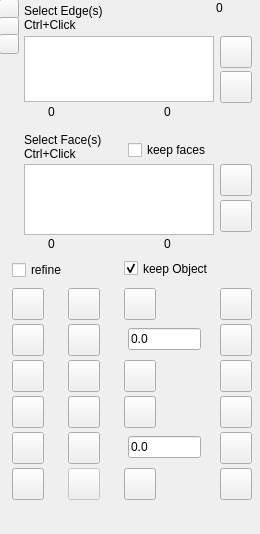
The window that DefeaturingTools.ui (easyw/Defeaturing_WB) describes before a commit, drawn with Qt 5.
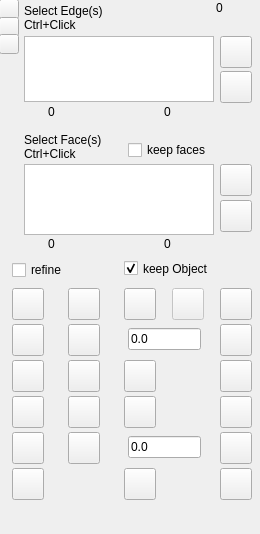
The same window after the commit. Icons and pictures are not drawn.

Commit message: moved icon

The edit to the form file:
```diff
--- a/DefeaturingTools.ui
+++ b/DefeaturingTools.ui
@@ -610,8 +610,8 @@
     </property>
     <property name="geometry">
      <rect>
-      <x>68</x>
-      <y>468</y>
+      <x>172</x>
+      <y>288</y>
       <width>32</width>
       <height>32</height>
      </rect>
```
The commit also changes 1 other file.
